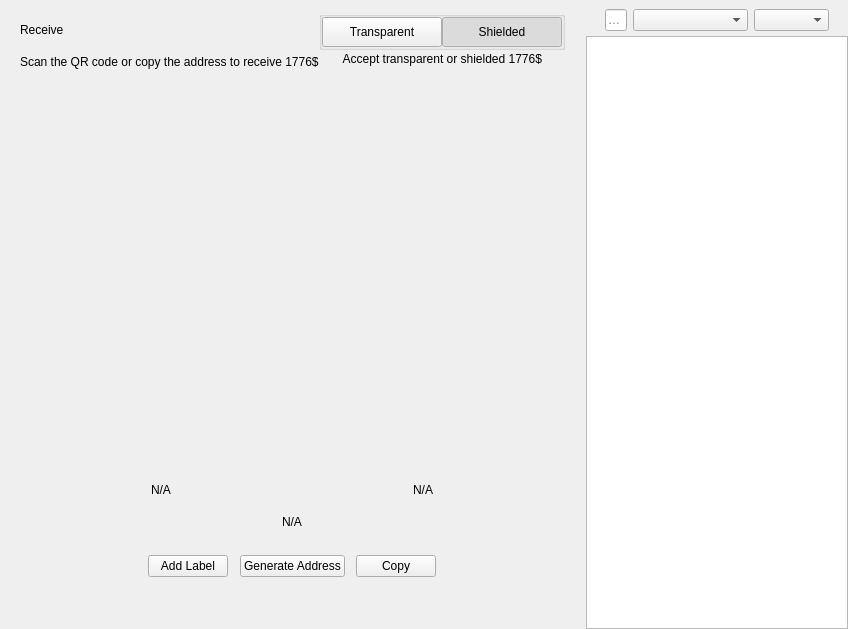
This is src/qt/forms/receivewidget.ui in OrganicLifeCoin/OrganLife-Core as Qt 5 draws it before an edit. The edited form follows.
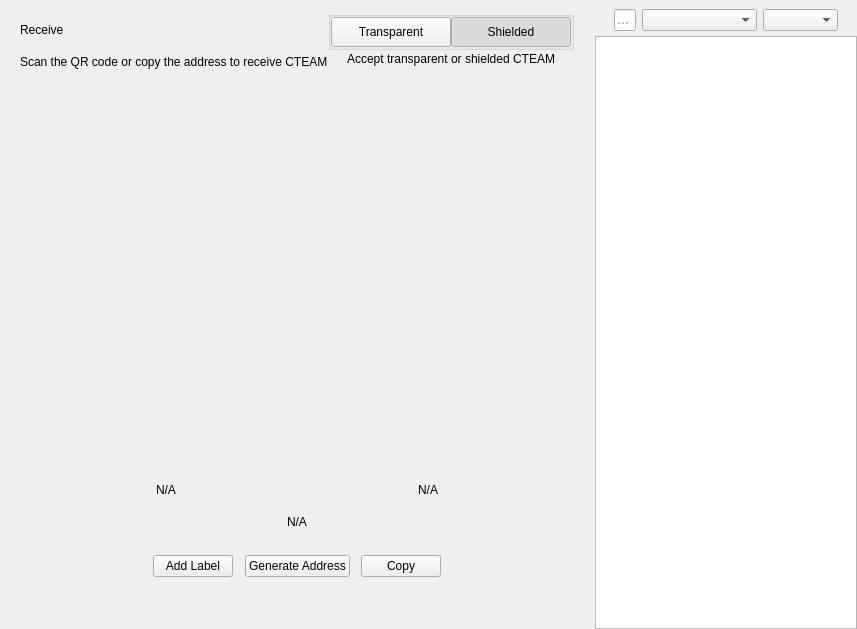
This is the edited form. Custom widgets are drawn as their Qt base class.

Commit message: CTEAM mainnet release

Diff of the .ui file:
```diff
--- a/src/qt/forms/receivewidget.ui
+++ b/src/qt/forms/receivewidget.ui
@@ -97,7 +97,7 @@
             <item alignment="Qt::AlignTop">
              <widget class="QLabel" name="labelSubtitle1">
               <property name="text">
-               <string>Scan the QR code or copy the address to receive 1776$</string>
+               <string>Scan the QR code or copy the address to receive CTEAM</string>
               </property>
              </widget>
             </item>
@@ -220,7 +220,7 @@
              <item alignment="Qt::AlignHCenter|Qt::AlignTop">
               <widget class="QLabel" name="labelSubtitle2">
                <property name="text">
-                <string>Accept transparent or shielded 1776$</string>
+                <string>Accept transparent or shielded CTEAM</string>
                </property>
                <property name="alignment">
                 <set>Qt::AlignRight|Qt::AlignTrailing|Qt::AlignVCenter</set>
```
The commit also changes 130 other files.
